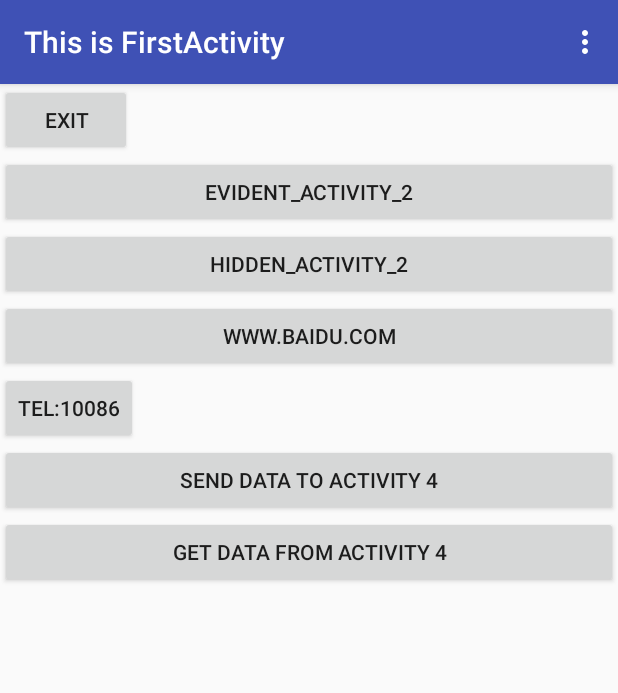
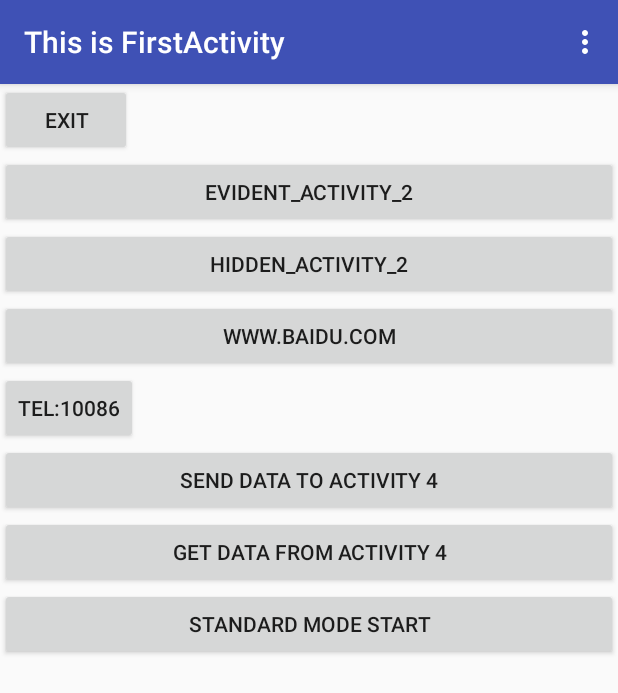
Before and after one commit to Cmoadne/AndroidActivityTest, an Android app: the screen it shows after launch (FirstActivity), on a phone screen of 412 x 824 dp. Shown: the top 693 px of the screen. Run offline under Robolectric (Android 15) with nearby library versions, the phone set to English and light mode, and no system bars.

Commit message:
Standard模式启动活动1

```diff
--- a/app/src/main/java/com/example/cmoadne/activitytest/FirstActivity.java
+++ b/app/src/main/java/com/example/cmoadne/activitytest/FirstActivity.java
@@ -43,7 +43,8 @@ public class FirstActivity extends AppCompatActivity {
     protected void onCreate(Bundle savedInstanceState) {
         super.onCreate(savedInstanceState);
         //打印
-        Log.d(TAG, "onCreate: 333");
+        Log.d(TAG, "onCreate: Activity 1");
+        Log.d(TAG, this.toString());
         setContentView(R.layout.first_layout);//给当前活动加载布局
         //点击显示一个toast
         Button button_exit = (Button) findViewById(R.id.button_1_exit);
@@ -146,6 +147,17 @@ public class FirstActivity extends AppCompatActivity {
                 startActivityForResult(intent, 1);
             }
         });
+
+        //标准模式启动活动1
+        Button button_standard = (Button) findViewById(R.id.button_1_standard);
+        button_standard.setOnClickListener(new View.OnClickListener() {
+            @Override
+            public void onClick(View v) {
+                //演示，所以直接继续开活动1
+                Intent intent = new Intent(FirstActivity.this, FirstActivity.class);
+                startActivity(intent);
+            }
+        });
     }
 
     //重写onActivityResult
@@ -161,7 +173,8 @@ public class FirstActivity extends AppCompatActivity {
                     Log.d(TAG, "onActivityResult: " + returnedData);
                 }
                 break;
-            default:break;
+            default:
+                break;
         }
     }
 
--- a/app/src/main/res/layout/first_layout.xml
+++ b/app/src/main/res/layout/first_layout.xml
@@ -45,5 +45,11 @@
         android:layout_height="wrap_content"
         android:text="get data from activity 4"
         />
+    <Button
+        android:id="@+id/button_1_standard"
+        android:layout_width="match_parent"
+        android:layout_height="wrap_content"
+        android:text="Standard mode start"
+        />
 
 </LinearLayout>
```
